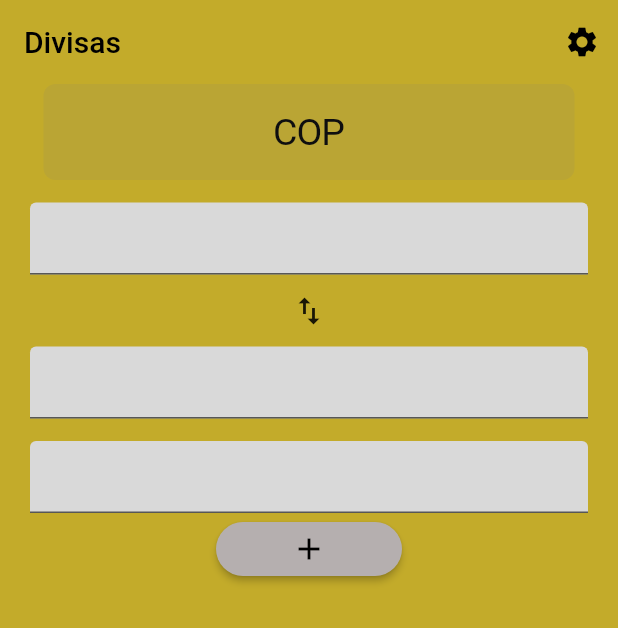
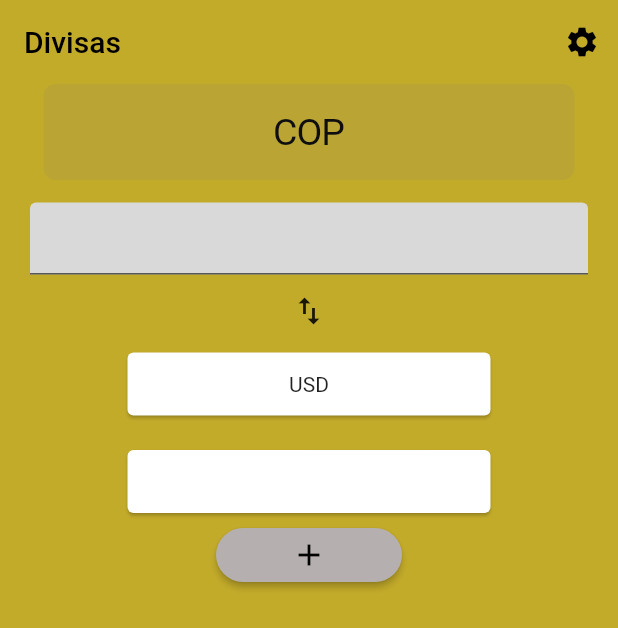
Before and after one commit to sam1rC/xchange, a Flutter app: the screen it shows after launch, on a phone screen of 412 x 824 dp. Shown: the top 628 px of the screen. Run offline on Flutter 3.47's test engine with Material 2 defaults, Android fonts, the phone set to English and light mode, and no system bars.

Commit message:
change textfields to cards

```diff
--- a/lib/pages/home.dart
+++ b/lib/pages/home.dart
@@ -42,18 +42,22 @@ class _HomePageState extends State<HomePage> {
                   InputDecoration(filled: true, fillColor: Color(0xFFD9D9D9)),
             ),
             IconButton(onPressed: () {}, icon: const Icon(Icons.swap_vert)),
-            const TextField(
-              readOnly: true,
-              decoration:
-                  InputDecoration(filled: true, fillColor: Color(0xFFD9D9D9)),
+            const SizedBox(
+              height: 50,
+              width: 250,
+              child: Card(
+                child: Center(child: Text('USD')),
+              ),
             ),
             const SizedBox(
               height: 15,
             ),
-            const TextField(
-              readOnly: true,
-              decoration:
-                  InputDecoration(filled: true, fillColor: Color(0xFFD9D9D9)),
+            const SizedBox(
+              height: 50,
+              width: 250,
+              child: Card(
+                child: Center(child: Text('')),
+              ),
             ),
             Center(
               child: ElevatedButton(
```
